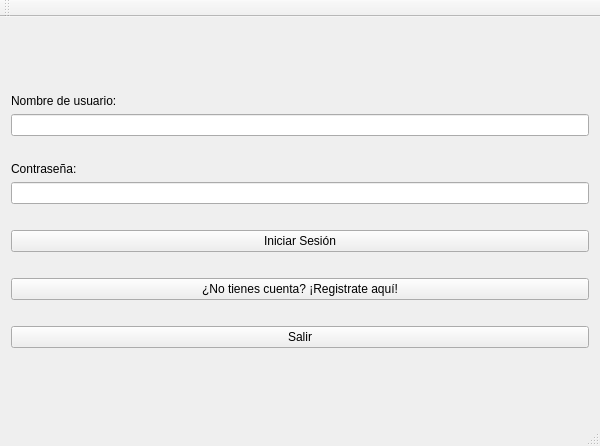
Above: proyecto progra/inicio.ui from AntonyEduardoAguirre/proyectoprogramacion2 before the change. Below: the same form after it.
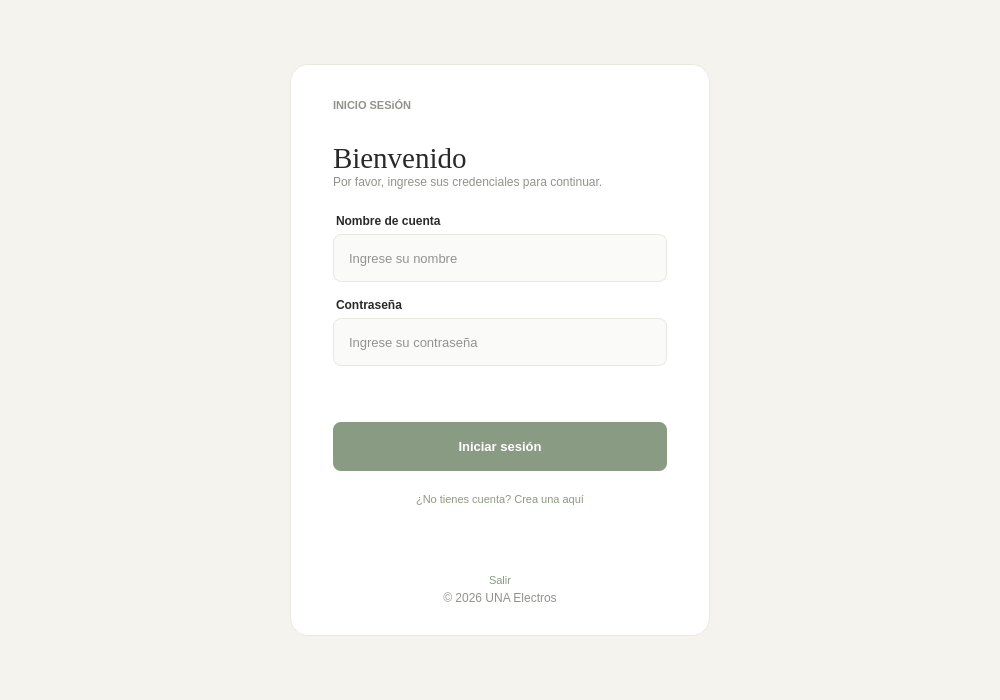
That is the form after the change.

```diff
--- a/proyecto progra/inicio.ui
+++ b/proyecto progra/inicio.ui
@@ -6,17 +6,123 @@
    <rect>
     <x>0</x>
     <y>0</y>
-    <width>600</width>
-    <height>446</height>
+    <width>1000</width>
+    <height>700</height>
    </rect>
   </property>
+  <property name="minimumSize">
+   <size>
+    <width>760</width>
+    <height>560</height>
+   </size>
+  </property>
   <property name="windowTitle">
-   <string>practicaproyecto</string>
+   <string>inicio</string>
+  </property>
+  <property name="styleSheet">
+   <string notr="true">QMainWindow, #centralWidget {
+	background-color: #F5F3EE;
+}
+#loginCard {
+	background-color: #FFFFFF;
+	border: 1px solid #EAE8E2;
+	border-radius: 18px;
+}
+QLabel#eyebrow {
+	color: #92918B;
+	font-family: &quot;Segoe UI&quot;;
+	font-size: 11px;
+	font-weight: 600;
+}
+QLabel#title {
+	color: #292A28;
+	font-family: Georgia;
+	font-size: 29px;
+	font-weight: 400;
+}
+QLabel#subtitle, QLabel#copyright {
+	color: #92918B;
+	font-family: &quot;Segoe UI&quot;;
+	font-size: 12px;
+}
+QLabel#lblNombre, QLabel#lblContrasenna {
+	color: #292A28;
+	font-family: &quot;Segoe UI&quot;;
+	font-size: 12px;
+	font-weight: 600;
+	margin-bottom: 6px;
+}
+QLineEdit {
+	background-color: #FAFAF8;
+	color: #292A28;
+	border: 1px solid #E8E7E1;
+	border-radius: 8px;
+	font-family: &quot;Segoe UI&quot;;
+	font-size: 13px;
+	padding: 0 13px;
+	min-height: 46px;
+}
+QLineEdit:focus {
+	border: 1px solid #899B83;
+}
+QCheckBox {
+	color: #92918B;
+	font-family: &quot;Segoe UI&quot;;
+	font-size: 11px;
+}
+QCheckBox::indicator {
+	width: 13px;
+	height: 13px;
+	border: 1px solid #E8E7E1;
+	border-radius: 3px;
+	background: #FAFAF8;
+}
+QCheckBox::indicator:checked {
+	background: #899B83;
+	border-color: #899B83;
+}
+QPushButton#btnIniciarSesion {
+	background-color: #899B83;
+	color: #FFFFFF;
+	border: none;
+	border-radius: 8px;
+	font-family: &quot;Segoe UI&quot;;
+	font-size: 13px;
+	font-weight: 600;
+	min-height: 49px;
+}
+QPushButton#btnIniciarSesion:hover { background-color: #788B72; }
+QPushButton#btnIniciarSesion:pressed { background-color: #6D8067; }
+QPushButton#btnRegistrarse, QPushButton#btnRecuperar, QPushButton#btnSalir {
+	background: transparent;
+	border: none;
+	color: #899B83;
+	font-family: &quot;Segoe UI&quot;;
+	font-size: 11px;
+	padding: 4px;
+}
+QPushButton#btnRegistrarse:hover, QPushButton#btnRecuperar:hover, QPushButton#btnSalir:hover {
+	color: #788B72;
+}
+QLabel#lblError { color: #92918B; font-size: 11px; margin-top: 8px; }
+</string>
   </property>
   <widget class="QWidget" name="centralWidget">
-   <layout class="QVBoxLayout" name="verticalLayout">
+   <layout class="QVBoxLayout" name="layoutExterior">
+    <property name="leftMargin">
+     <number>24</number>
+    </property>
+    <property name="topMargin">
+     <number>24</number>
+    </property>
+    <property name="rightMargin">
+     <number>24</number>
+    </property>
+    <property name="bottomMargin">
+     <number>24</number>
+    </property>
     <item>
-     <spacer name="verticalSpacer_2">
+     <spacer name="spacerSuperior">
       <property name="orientation">
        <enum>Qt::Orientation::Vertical</enum>
       </property>
@@ -24,32 +130,143 @@
        <size>
         <width>20</width>
         <height>40</height>
+       </size>
+      </property>
+     </spacer>
+    </item>
+    <item>
+     <layout class="QHBoxLayout" name="filaTarjeta">
+      <item>
+       <spacer name="spacerIzquierdo">
+        <property name="orientation">
+         <enum>Qt::Orientation::Horizontal</enum>
+        </property>
+        <property name="sizeHint" stdset="0">
+         <size>
+          <width>40</width>
+          <height>20</height>
+         </size>
+        </property>
+       </spacer>
+      </item>
+      <item>
+       <widget class="QFrame" name="loginCard">
+        <property name="minimumSize">
+         <size>
+          <width>420</width>
+          <height>550</height>
+         </size>
+        </property>
+        <property name="maximumSize">
+         <size>
+          <width>460</width>
+          <height>580</height>
+         </size>
+        </property>
+        <property name="frameShape">
+         <enum>QFrame::Shape::NoFrame</enum>
+        </property>
+        <layout class="QVBoxLayout" name="contenido">
+         <property name="spacing">
+          <number>0</number>
+         </property>
+         <property name="leftMargin">
+          <number>42</number>
+         </property>
+         <property name="topMargin">
+          <number>34</number>
+         </property>
+         <property name="rightMargin">
+          <number>42</number>
+         </property>
+         <property name="bottomMargin">
+          <number>30</number>
+         </property>
+         <item>
+          <widget class="QLabel" name="eyebrow">
+           <property name="text">
+            <string>INICIO SESiÓN</string>
+           </property>
+          </widget>
+         </item>
+         <item>
+          <spacer name="spacerEyebrow">
+           <property name="orientation">
+            <enum>Qt::Orientation::Vertical</enum>
+           </property>
+           <property name="sizeType">
+            <enum>QSizePolicy::Policy::Fixed</enum>
+           </property>
+           <property name="sizeHint" stdset="0">
+            <size>
+             <width>20</width>
+             <height>30</height>
+            </size>
+           </property>
+          </spacer>
+         </item>
+         <item>
+          <widget class="QLabel" name="title">
+           <property name="text">
+            <string>Bienvenido</string>
+           </property>
+          </widget>
+         </item>
+         <item>
+          <widget class="QLabel" name="subtitle">
+           <property name="text">
+            <string>Por favor, ingrese sus credenciales para continuar.</string>
+           </property>
+          </widget>
+         </item>
+         <item>
+          <spacer name="spacerSubtitulo">
+           <property name="orientation">
+            <enum>Qt::Orientation::Vertical</enum>
+           </property>
+           <property name="sizeType">
+            <enum>QSizePolicy::Policy::Fixed</enum>
+           </property>
+           <property name="sizeHint" stdset="0">
+            <size>
+             <width>20</width>
+             <height>25</height>
        </size>
       </property>
      </spacer>
     </item>
     <item>
      <widget class="QLabel" name="lblNombre">
-      <property name="enabled">
+           <property name="text">
+            <string>Nombre de cuenta</string>
+           </property>
+          </widget>
+         </item>
+         <item>
+          <widget class="QLineEdit" name="txtNombre">
+           <property name="text">
+            <string/>
+           </property>
+           <property name="placeholderText">
+            <string>Ingrese su nombre</string>
+           </property>
+           <property name="clearButtonEnabled">
        <bool>true</bool>
       </property>
-      <property name="text">
-       <string>Nombre de usuario:</string>
-      </property>
      </widget>
     </item>
     <item>
-     <widget class="QLineEdit" name="txtNombre"/>
-    </item>
-    <item>
-     <spacer name="horizontalSpacer">
+          <spacer name="spacerCorreo">
       <property name="orientation">
-       <enum>Qt::Orientation::Horizontal</enum>
+            <enum>Qt::Orientation::Vertical</enum>
+           </property>
+           <property name="sizeType">
+            <enum>QSizePolicy::Policy::Fixed</enum>
       </property>
       <property name="sizeHint" stdset="0">
        <size>
-        <width>40</width>
-        <height>20</height>
+             <width>20</width>
+             <height>16</height>
        </size>
       </property>
      </spacer>
@@ -57,7 +274,7 @@
     <item>
      <widget class="QLabel" name="lblContrasenna">
       <property name="text">
-       <string>Contraseña:</string>
+            <string>Contraseña</string>
       </property>
      </widget>
     </item>
@@ -66,34 +283,85 @@
       <property name="echoMode">
        <enum>QLineEdit::EchoMode::Password</enum>
       </property>
+           <property name="placeholderText">
+            <string>Ingrese su contraseña</string>
+           </property>
      </widget>
     </item>
     <item>
-     <widget class="QLabel" name="lblError">
-      <property name="styleSheet">
-       <string notr="true"> color: red;</string>
-      </property>
-      <property name="text">
-       <string/>
-      </property>
-     </widget>
+          <spacer name="spacerContrasenna">
+           <property name="orientation">
+            <enum>Qt::Orientation::Vertical</enum>
+           </property>
+           <property name="sizeType">
+            <enum>QSizePolicy::Policy::Fixed</enum>
+           </property>
+           <property name="sizeHint" stdset="0">
+            <size>
+             <width>20</width>
+             <height>14</height>
+            </size>
+           </property>
+          </spacer>
+         </item>
+         <item>
+          <layout class="QHBoxLayout" name="filaOpciones">
+           <property name="spacing">
+            <number>0</number>
+           </property>
+           <item>
+            <spacer name="spacerOpciones">
+             <property name="orientation">
+              <enum>Qt::Orientation::Horizontal</enum>
+             </property>
+             <property name="sizeHint" stdset="0">
+              <size>
+               <width>40</width>
+               <height>20</height>
+              </size>
+             </property>
+            </spacer>
+           </item>
+          </layout>
+         </item>
+         <item>
+          <spacer name="spacerOpcionesBoton">
+           <property name="orientation">
+            <enum>Qt::Orientation::Vertical</enum>
+           </property>
+           <property name="sizeType">
+            <enum>QSizePolicy::Policy::Fixed</enum>
+           </property>
+           <property name="sizeHint" stdset="0">
+            <size>
+             <width>20</width>
+             <height>22</height>
+            </size>
+           </property>
+          </spacer>
     </item>
     <item>
      <widget class="QPushButton" name="btnIniciarSesion">
       <property name="text">
-       <string>Iniciar Sesión</string>
+            <string>Iniciar sesión</string>
+           </property>
+           <property name="default">
+            <bool>true</bool>
       </property>
      </widget>
     </item>
     <item>
-     <spacer name="horizontalSpacer_2">
+          <spacer name="spacerBoton">
       <property name="orientation">
-       <enum>Qt::Orientation::Horizontal</enum>
+            <enum>Qt::Orientation::Vertical</enum>
+           </property>
+           <property name="sizeType">
+            <enum>QSizePolicy::Policy::Fixed</enum>
       </property>
       <property name="sizeHint" stdset="0">
        <size>
-        <width>40</width>
-        <height>20</height>
+             <width>20</width>
+             <height>18</height>
        </size>
       </property>
      </spacer>
@@ -101,19 +369,32 @@
     <item>
      <widget class="QPushButton" name="btnRegistrarse">
       <property name="text">
-       <string>¿No tienes cuenta? ¡Registrate aquí!</string>
-      </property>
+            <string>¿No tienes cuenta? Crea una aquí</string>
+           </property>
+           <property name="flat">
+            <bool>true</bool>
+           </property>
      </widget>
     </item>
     <item>
-     <spacer name="horizontalSpacer_3">
+          <widget class="QLabel" name="lblError">
+           <property name="text">
+            <string/>
+           </property>
+           <property name="alignment">
+            <set>Qt::AlignmentFlag::AlignCenter</set>
+           </property>
+          </widget>
+         </item>
+         <item>
+          <spacer name="spacerInferior">
       <property name="orientation">
-       <enum>Qt::Orientation::Horizontal</enum>
+            <enum>Qt::Orientation::Vertical</enum>
       </property>
       <property name="sizeHint" stdset="0">
        <size>
-        <width>40</width>
-        <height>20</height>
+             <width>20</width>
+             <height>40</height>
        </size>
       </property>
      </spacer>
@@ -123,10 +404,41 @@
       <property name="text">
        <string>Salir</string>
       </property>
+           <property name="flat">
+            <bool>true</bool>
+           </property>
      </widget>
     </item>
     <item>
-     <spacer name="verticalSpacer">
+          <widget class="QLabel" name="copyright">
+           <property name="text">
+            <string>© 2026 UNA Electros</string>
+           </property>
+           <property name="alignment">
+            <set>Qt::AlignmentFlag::AlignCenter</set>
+           </property>
+          </widget>
+         </item>
+        </layout>
+       </widget>
+      </item>
+      <item>
+       <spacer name="spacerDerecho">
+        <property name="orientation">
+         <enum>Qt::Orientation::Horizontal</enum>
+        </property>
+        <property name="sizeHint" stdset="0">
+         <size>
+          <width>40</width>
+          <height>20</height>
+         </size>
+        </property>
+       </spacer>
+      </item>
+     </layout>
+    </item>
+    <item>
+     <spacer name="spacerInferiorExterior">
       <property name="orientation">
        <enum>Qt::Orientation::Vertical</enum>
       </property>
@@ -140,29 +452,7 @@
     </item>
    </layout>
   </widget>
-  <widget class="QMenuBar" name="menuBar">
-   <property name="geometry">
-    <rect>
-     <x>0</x>
-     <y>0</y>
-     <width>600</width>
-     <height>21</height>
-    </rect>
-   </property>
-  </widget>
-  <widget class="QToolBar" name="mainToolBar">
-   <attribute name="toolBarArea">
-    <enum>TopToolBarArea</enum>
-   </attribute>
-   <attribute name="toolBarBreak">
-    <bool>false</bool>
-   </attribute>
-  </widget>
-  <widget class="QStatusBar" name="statusBar"/>
- </widget>
- <layoutdefault spacing="6" margin="11"/>
- <resources>
-  <include location="practicaproyecto.qrc"/>
- </resources>
+ </widget>
+ <resources/>
  <connections/>
 </ui>
```
Lines whose indentation alone changed are shown as unchanged.
